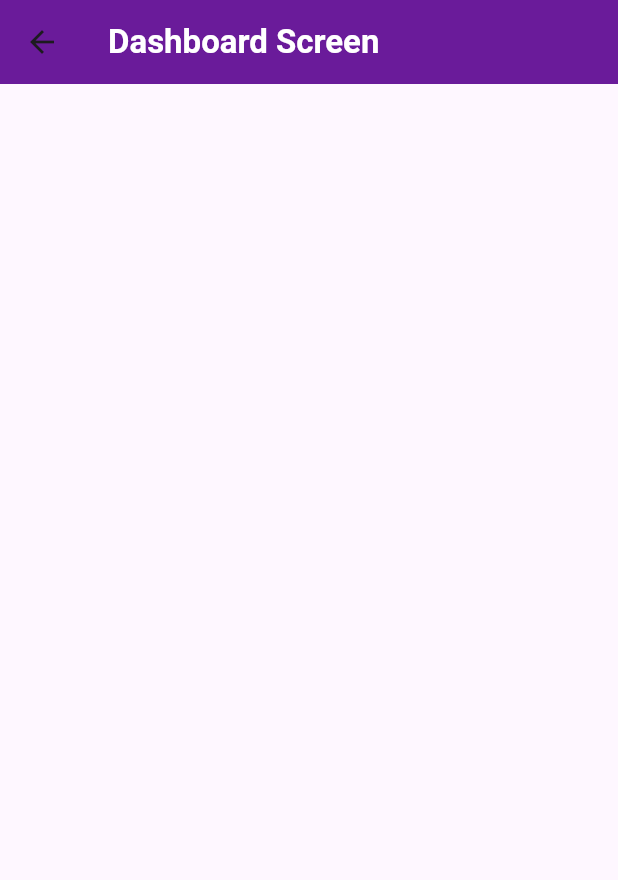
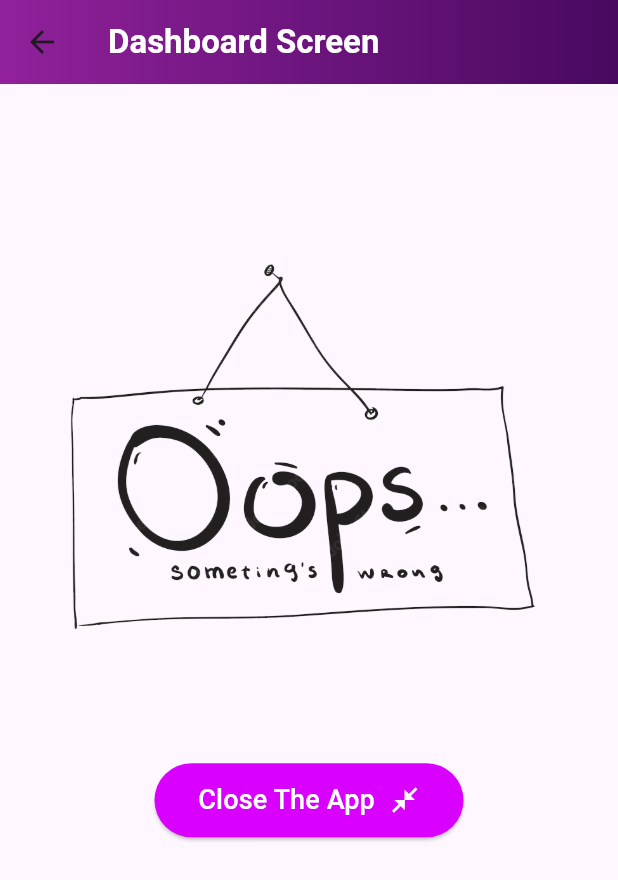
Before and after one commit to meetshaheer/Log-In-Sign-Up-UI, a Flutter app: the welcom screen opened directly, on a phone screen of 412 x 824 dp. Shown: the top 880 px of the screen. Run offline on Flutter 3.47's test engine with Material 3 defaults, Android fonts, the phone set to English and light mode, and no system bars; missing offline and left inert: dart:ffi.

Commit message:
Updated with multiple things like [Clean Code, Login Functionaalities, Validations, Dialog Box, Navigations etx]

```diff
--- /dev/null
+++ b/login/lib/LoginScreen/components/customButton.dart
@@ -0,0 +1,63 @@
+import 'dart:ffi';
+
+import 'package:flutter/material.dart';
+
+class customButton extends StatelessWidget {
+  const customButton(
+      {super.key,
+      required this.height,
+      required this.width,
+      required this.backgroundColor,
+      required this.text,
+      required this.iconSpacing,
+      required this.buttonIcon,
+      required this.buttonTextColor,
+      required this.buttonTextSize,
+      required this.iconColor,
+      required this.iconSize,
+      required this.onpressed});
+  //
+  //
+  final double height;
+  final double width;
+  final Color backgroundColor;
+  final String text;
+  final double iconSpacing;
+  final IconData buttonIcon;
+  final Color buttonTextColor;
+  final double buttonTextSize;
+  final Color iconColor;
+  final double iconSize;
+  final void Function() onpressed;
+  @override
+  Widget build(BuildContext context) {
+    return SizedBox(
+      height: height,
+      width: width,
+      child: ElevatedButton(
+        style: ButtonStyle(
+          backgroundColor: MaterialStatePropertyAll(backgroundColor),
+        ),
+        onPressed: onpressed,
+        child: Row(
+          mainAxisAlignment: MainAxisAlignment.center,
+          children: [
+            Text(
+              text,
+              style:
+                  TextStyle(color: buttonTextColor, fontSize: buttonTextSize),
+            ),
+            SizedBox(
+              width: iconSpacing,
+            ),
+            Icon(
+              buttonIcon,
+              color: iconColor,
+              size: iconSize,
+            )
+          ],
+        ),
+      ),
+    );
+  }
+}
--- a/login/lib/LoginScreen/components/textfield.dart
+++ b/login/lib/LoginScreen/components/textfield.dart
@@ -7,11 +7,13 @@ class textfield extends StatelessWidget {
     required this.prefix_icon,
     this.postfix_icon,
     this.is_secure,
+    this.controllerName,
   });
   final String hinttext;
   final Icon prefix_icon;
   final IconButton? postfix_icon;
   final bool? is_secure;
+  final TextEditingController? controllerName;
 
   void valuechange() {}
 
@@ -19,6 +21,7 @@ class textfield extends StatelessWidget {
   Widget build(BuildContext context) {
     return textFieldContainer(
       child: TextField(
+        controller: controllerName,
         obscureText: is_secure ?? false,
         cursorWidth: 1,
         style: const TextStyle(
--- a/login/lib/LoginScreen/welcom.dart
+++ b/login/lib/LoginScreen/welcom.dart
@@ -1,18 +1,58 @@
 import 'package:flutter/material.dart';
+import 'package:login/LoginScreen/components/customButton.dart';
+import 'package:login/LoginScreen/login.dart';
 
 class welcom extends StatelessWidget {
   const welcom({super.key});
 
   @override
   Widget build(BuildContext context) {
+    Size size = MediaQuery.of(context).size;
     return Scaffold(
       appBar: AppBar(
-        backgroundColor: Colors.purple[800],
+        flexibleSpace: Container(
+          decoration: const BoxDecoration(
+              gradient: LinearGradient(
+            colors: [
+              Color.fromARGB(255, 145, 33, 155),
+              Color.fromARGB(255, 72, 9, 96)
+            ],
+          )),
+        ),
         title: const Text(
           "Dashboard Screen",
           style: TextStyle(fontWeight: FontWeight.bold, color: Colors.white),
         ),
       ),
+      body: Container(
+        width: double.infinity,
+        child: Column(
+          crossAxisAlignment: CrossAxisAlignment.center,
+          children: [
+            SizedBox(
+              height: size.height * 0.1,
+            ),
+            Image.asset(
+              "assets/oops.png",
+              width: size.width * 0.9,
+            ),
+            customButton(
+                height: size.height * 0.06,
+                width: size.width * 0.5,
+                backgroundColor: Color.fromARGB(255, 217, 0, 255),
+                text: "Close The App",
+                iconSpacing: 10,
+                buttonIcon: Icons.close_fullscreen,
+                buttonTextColor: Colors.white,
+                buttonTextSize: 18,
+                iconColor: Colors.white,
+                iconSize: 20,
+                onpressed: () {
+                  Navigator.pop(context);
+                })
+          ],
+        ),
+      ),
     );
   }
 }
--- a/login/lib/main.dart
+++ b/login/lib/main.dart
@@ -1,5 +1,6 @@
 import 'package:flutter/material.dart';
 import 'package:login/LoginScreen/login.dart';
+import 'package:login/LoginScreen/practice.dart';
 
 void main() {
   runApp(const MyApp());
```
Also changed, not shown: login/lib/LoginScreen/components/body.dart (+56 -8 lines), login/lib/LoginScreen/practice.dart (added, +50 -0 lines), login/assets/oops.png (added).
